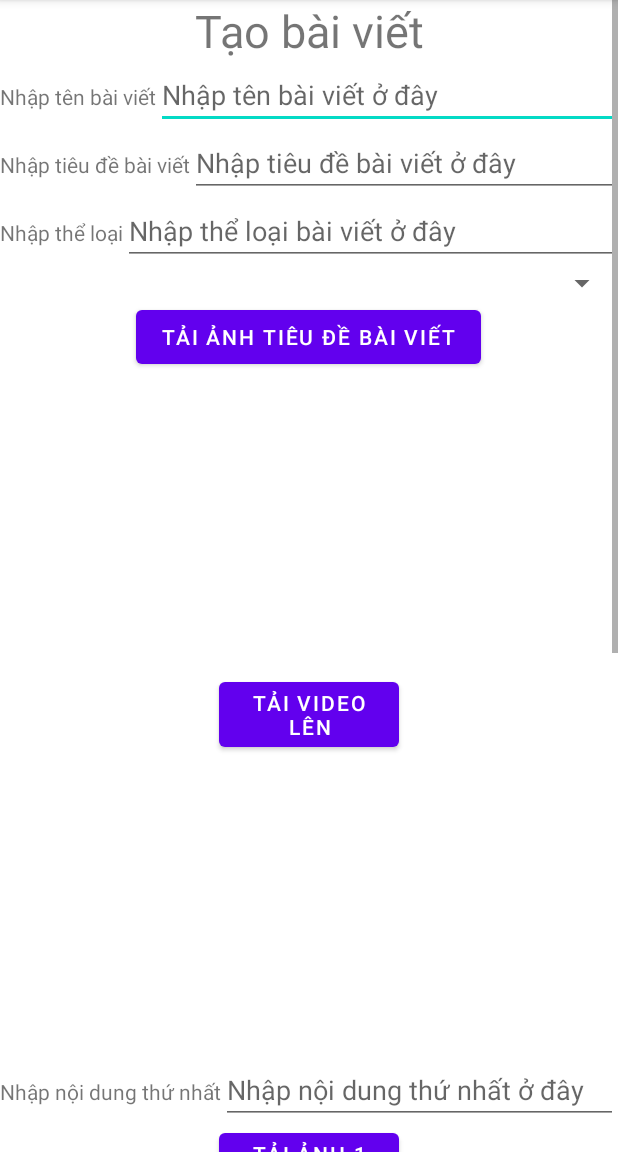
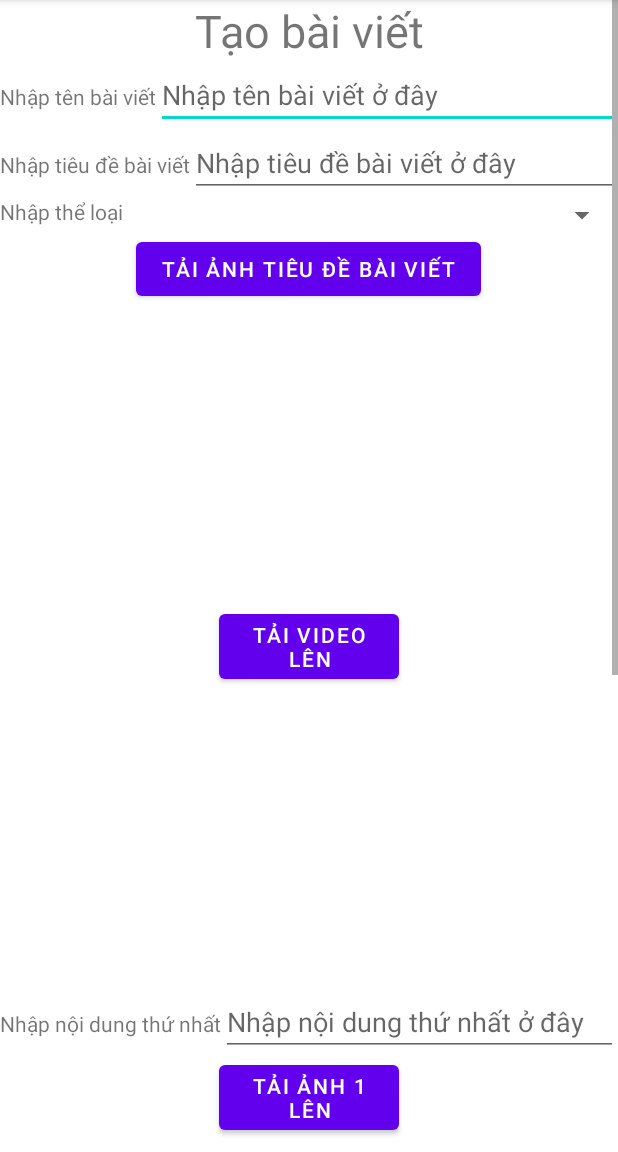
Before and after one commit to vinhcotam/Idea-Food, an Android app: the createpost2 screen opened directly, with no data from a screen before it, on a phone screen of 412 x 824 dp, the part 84-1236 px from its top. Run offline under Robolectric (Android 15) with nearby library versions, the phone set to English and light mode, and no system bars; our stand-ins replace Firebase (no records; nobody signed in at launch, a user with empty details on screens opened directly); libraries missing offline, so code that uses them is left out: com.gun0912.tedpermission; plain views replace MxVideoPlayerWidget; pictures from the network do not load.

Commit message:
fix trong lỗi spinner chọn category

```diff
--- a/app/src/main/java/com/example/ideafood/createpost2.java
+++ b/app/src/main/java/com/example/ideafood/createpost2.java
@@ -14,6 +14,7 @@ import android.widget.EditText;
 import android.widget.ImageView;
 import android.widget.MediaController;
 import android.widget.Spinner;
+import android.widget.TextView;
 import android.widget.Toast;
 import android.widget.VideoView;
 
@@ -38,6 +39,7 @@ import java.util.Random;
 
 public class createpost2 extends AppCompatActivity {
     String username;
+    String category;
     VideoView vv_video;
     ImageView iv_img,iv_img1,iv_imgmain;
     Spinner id_spinner1;
@@ -47,9 +49,10 @@ public class createpost2 extends AppCompatActivity {
     int SELECT_VIDEO_REQUEST=100;
     ArrayList content_post;
     ArrayList<String> spinnerls;
+    TextView tv_category;
     ArrayAdapter<String> adapter;
     Button btn_save,btn_preview;
-    EditText et_namepost,et_namecontent1,et_namecontent2,et_categorypost,et_headerpost;
+    EditText et_namepost,et_namecontent1,et_namecontent2,et_headerpost;
     MediaController mc;
     Button btn_videoupload,btn_imgload,btn_img1load,btn_imgmainload;
     Random random = new Random();
@@ -62,10 +65,10 @@ public class createpost2 extends AppCompatActivity {
         super.onCreate(savedInstanceState);
         setContentView(R.layout.activity_createpost2);
         anhXa();
+        tv_category=findViewById(R.id.tv_category);
         id_spinner1=findViewById(R.id.id_spinner1);
         spinnerls=new ArrayList<>();
-        adapter=new ArrayAdapter<String>(createpost2.this, android.R.layout.simple_spinner_dropdown_item,spinnerls);
-        id_spinner1.setAdapter(adapter);
+
         getDatafromIntent();
         showCategory();
         setOnClick();
@@ -88,6 +91,9 @@ public class createpost2 extends AppCompatActivity {
                     Tag tag=item.getValue(Tag.class);
                     spinnerls.add(tag.getCategory());
                 }
+                ArrayAdapter adapter=new ArrayAdapter(getApplicationContext(), android.R.layout.simple_spinner_item,spinnerls);
+                adapter.setDropDownViewResource(android.R.layout.simple_spinner_dropdown_item);
+                id_spinner1.setAdapter(adapter);
             }
 
             @Override
@@ -132,6 +138,7 @@ public class createpost2 extends AppCompatActivity {
                 startActivityForResult(intent,SELECT_VIDEO_REQUEST);
             }
         });
+
         btn_preview.setOnClickListener(new View.OnClickListener() {
 
             @Override
@@ -140,7 +147,7 @@ public class createpost2 extends AppCompatActivity {
                 String content2=et_namecontent2.getText().toString().trim();
                 String title=et_namepost.getText().toString().trim();
                 String header=et_headerpost.getText().toString().trim();
-                String category=et_categorypost.getText().toString().trim();
+                String category=id_spinner1.getSelectedItem().toString();
                 String imgUri= String.valueOf(selectedImageUri);
                 String img1Uri= String.valueOf(selectedImageUri1);
                 String imgMainUri= String.valueOf(selectedImageMainUri);
@@ -175,6 +182,8 @@ public class createpost2 extends AppCompatActivity {
         btn_save.setOnClickListener(new View.OnClickListener() {
             @Override
             public void onClick(View view) {
+                category=id_spinner1.getSelectedItem().toString();
+//                et_categorypost.setText(category);
                 String imgUri= String.valueOf(selectedImageUri);
                 String img1Uri= String.valueOf(selectedImageUri1);
                 String imgMainUri=String.valueOf(selectedImageMainUri);
@@ -182,7 +191,7 @@ public class createpost2 extends AppCompatActivity {
                 String content1=et_namecontent1.getText().toString().trim();
                 String content2=et_namecontent2.getText().toString().trim();
                 String title=et_namepost.getText().toString().trim();
-                String category=et_categorypost.getText().toString().trim();
+//                String category=et_categorypost.getText().toString().trim();
                 String header=et_headerpost.getText().toString().trim();
                 int idpost = random.nextInt(10000);
                 int idvideo = random.nextInt(10000);
@@ -254,7 +263,6 @@ public class createpost2 extends AppCompatActivity {
                     boolean status=false;
                     Posts post= new Posts(postid,  date,  header,  title, username,  category,  content_post,status);
                     FirebaseDatabase.getInstance().getReference().child("post").push().setValue(post);
-                    et_categorypost.setText("");
                     et_headerpost.setText("");
                     et_namecontent1.setText("");
                     et_namepost.setText("");
@@ -292,7 +300,6 @@ public class createpost2 extends AppCompatActivity {
         et_namecontent1=findViewById(R.id.et_namecontent1);
         et_namecontent2=findViewById(R.id.et_namecontent2);
         et_namepost=findViewById(R.id.et_namepost);
-        et_categorypost=findViewById(R.id.et_categorypost);
         et_headerpost=findViewById(R.id.et_headerpost);
         mc=new MediaController(createpost2.this);
         vv_video.setFocusable(true);
@@ -337,15 +344,6 @@ public class createpost2 extends AppCompatActivity {
         startActivityForResult(Intent.createChooser(i, "Select Picture"), SELECT_PICTURE1);
     }
 
-    //    private void videoChoose() {
-//        Intent i = new Intent();
-//        i.setType("video/*");
-//        i.setAction(Intent.ACTION_GET_CONTENT);
-//
-//        // pass the constant to compare it
-//        // with the returned requestCode
-//        startActivityForResult(Intent.createChooser(i, "Select Video"), SELECT_VIDEO_REQUEST);
-//    }
     Uri selectedImageUri,selectedVideoUri,selectedImageUri1,selectedImageMainUri;
     private void imageChoose() {
         Intent i = new Intent();
--- a/app/src/main/res/layout/activity_createpost2.xml
+++ b/app/src/main/res/layout/activity_createpost2.xml
@@ -53,29 +53,25 @@
             android:layout_width="match_parent"
             android:orientation="horizontal"
             android:layout_height="wrap_content">
+
             <TextView
+                android:id="@+id/tv_category"
                 android:layout_width="wrap_content"
-                android:text="Nhập thể loại"
+                android:layout_height="wrap_content"
+                android:clickable="true"
+                android:text="Nhập thể loại"></TextView>
+            <Spinner
+                android:id="@+id/id_spinner1"
+                android:layout_width="match_parent"
                 android:layout_height="wrap_content">
-            </TextView>
-            <EditText
-                android:id="@+id/et_categorypost"
-                android:layout_width="match_parent"
-                android:layout_height="wrap_content"
-                android:hint="Nhập thể loại bài viết ở đây"
-                tools:ignore="TouchTargetSizeCheck">
-            </EditText>
+            </Spinner>
 
         </LinearLayout>
         <LinearLayout
             android:layout_width="match_parent"
             android:orientation="vertical"
             android:layout_height="wrap_content">
-            <Spinner
-                android:id="@+id/id_spinner1"
-                android:layout_width="match_parent"
-                android:layout_height="wrap_content">
-            </Spinner>
+
             <Button
                 android:layout_width="230dp"
                 android:id="@+id/btn_imgmainload"
```
